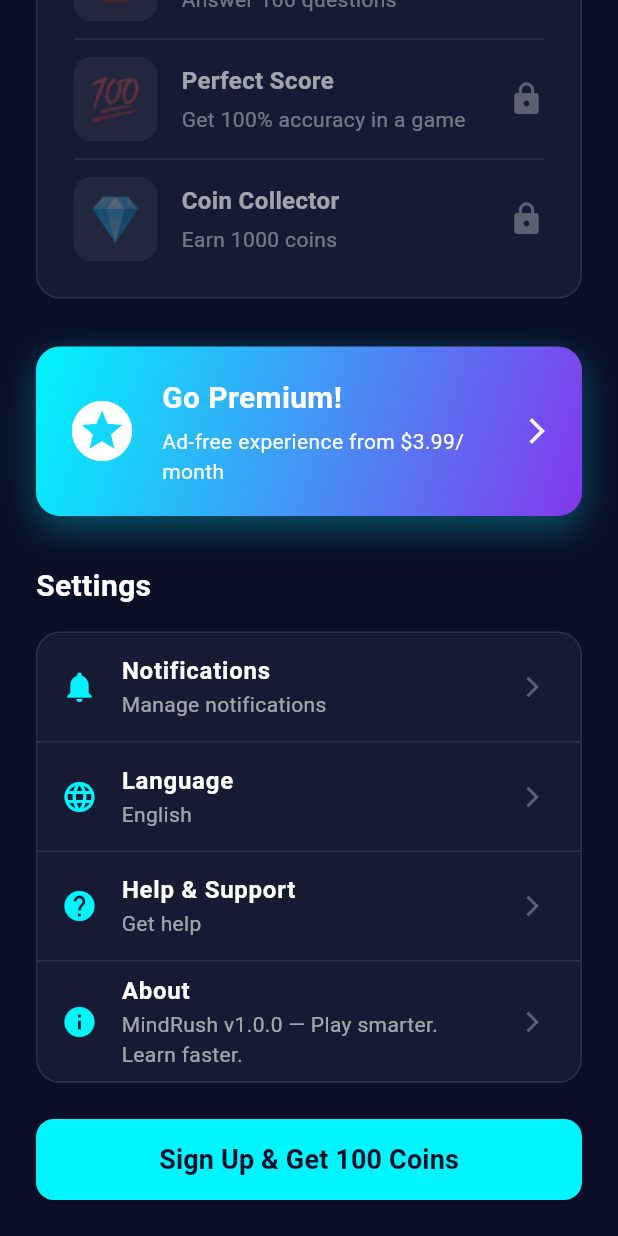
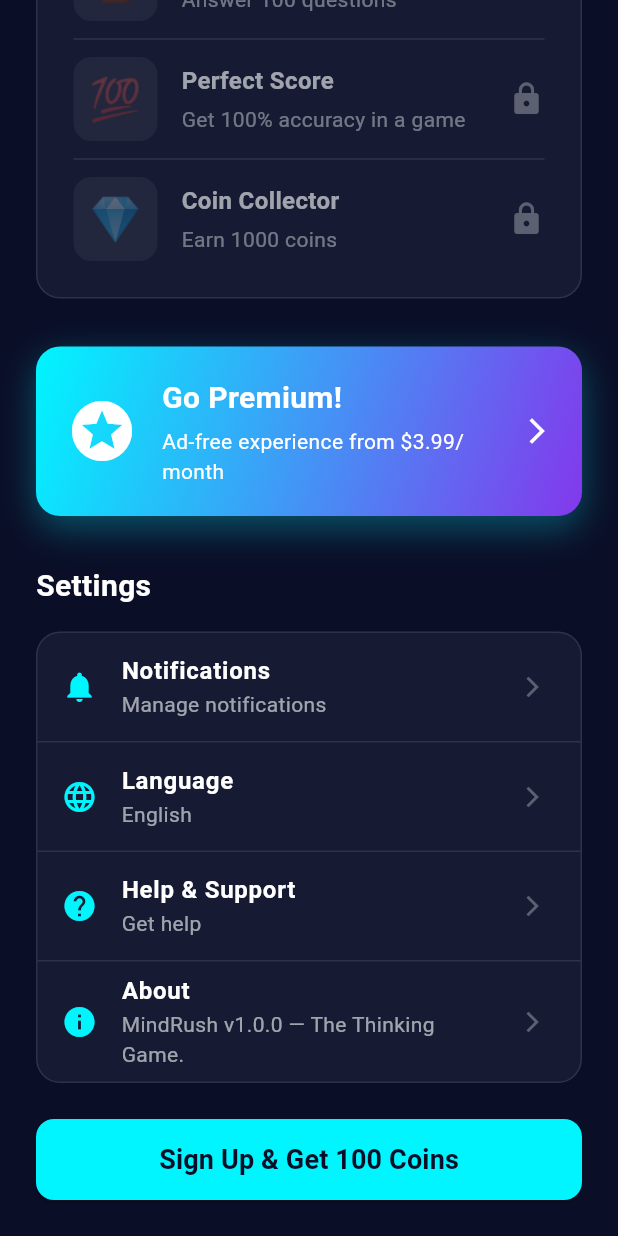
Before and after one commit to viralshah254/brainrush, a Flutter app: the ProfileScreen screen opened directly, scrolled down 1056 dp, on a phone screen of 412 x 824 dp. Run offline on Flutter 3.47's test engine with Material 3 defaults, Android fonts, the phone set to English and light mode, and no system bars; our stand-ins replace confetti, google_mobile_ads, in_app_purchase, shared_preferences; accounts and stored records are empty.

Commit message:
rebrand to mindrush

```diff
--- a/lib/screens/profile/profile_screen.dart
+++ b/lib/screens/profile/profile_screen.dart
@@ -343,7 +343,7 @@ class ProfileScreen extends StatelessWidget {
                         _buildSettingItem(
                           Icons.info,
                           'About',
-                          'MindRush v1.0.0 — Play smarter. Learn faster.',
+                          'MindRush v1.0.0 — The Thinking Game.',
                           () {},
                         ),
                       ],
--- a/lib/screens/splash_screen.dart
+++ b/lib/screens/splash_screen.dart
@@ -205,7 +205,7 @@ class _SplashScreenState extends State<SplashScreen>
                           ),
                           const SizedBox(height: 8),
                           const Text(
-                            'Play smarter. Learn faster.',
+                            'The Thinking Game',
                             style: TextStyle(
                               fontSize: 16,
                               color: Colors.white60,
```
Also changed, not shown: 1 other file.
